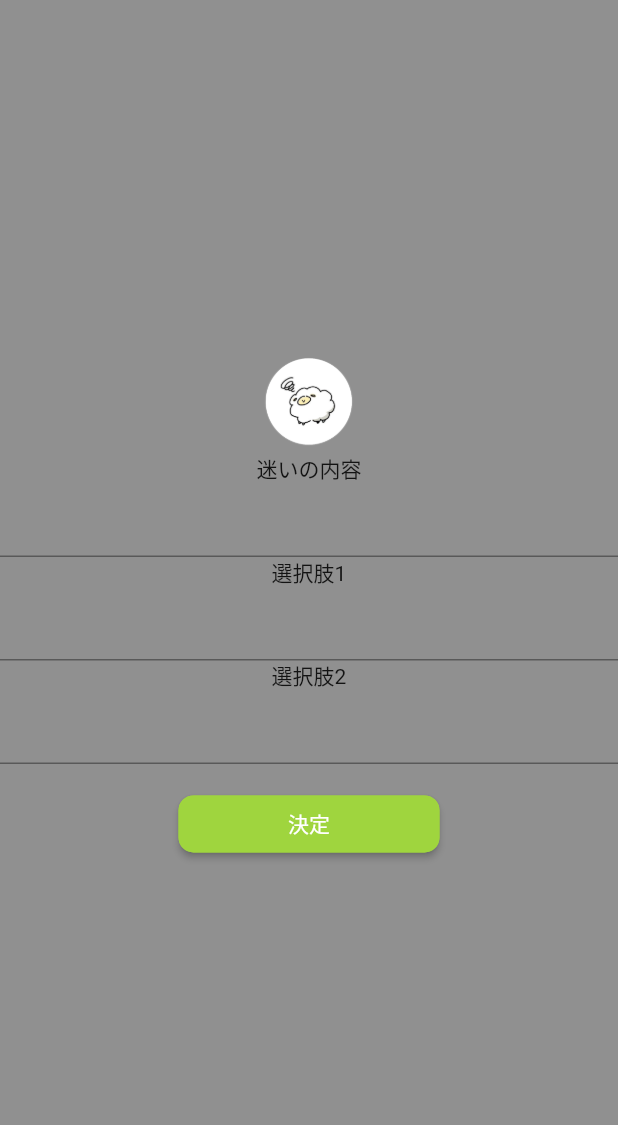
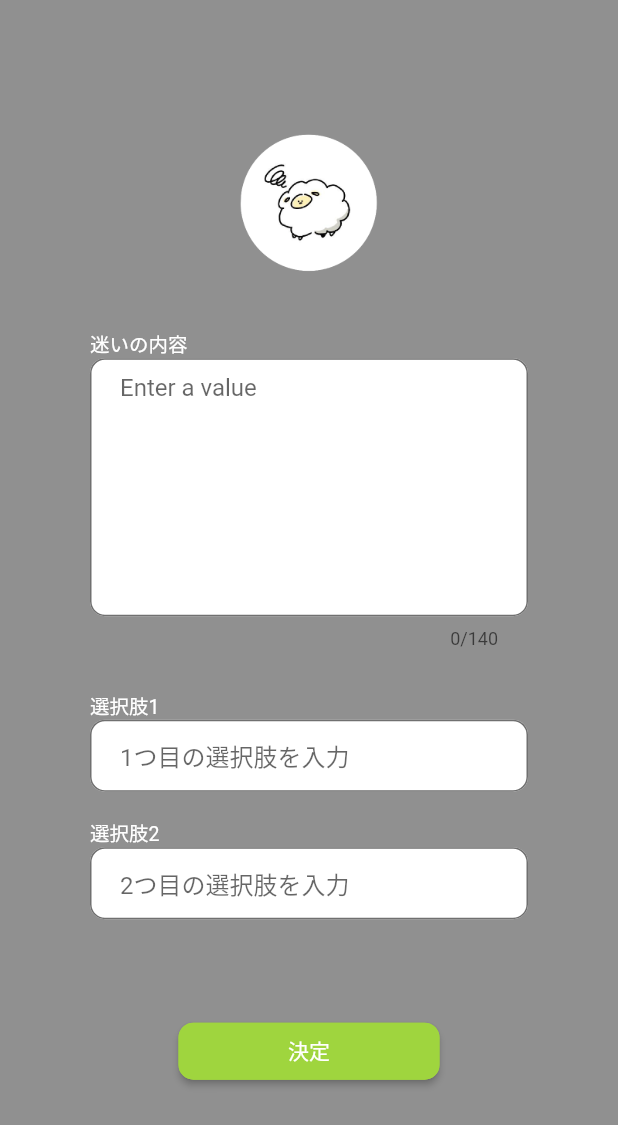
Before and after one commit to shun-shun123/tapiten_app, a Flutter app: the QuestionSheepPage screen opened by its route, on a phone screen of 412 x 824 dp. Shown: the top 1125 px of the screen. Run offline on Flutter 3.47's test engine with Material 2 defaults, Android fonts, the phone set to English and light mode, and no system bars; our stand-ins replace cloud_firestore, firebase_auth, firebase_core, google_sign_in, shared_preferences; accounts and stored records are empty.

Commit message:
レイアウトをモックに近づけた

```diff
--- a/lib/ui/question/question_sheep_page.dart
+++ b/lib/ui/question/question_sheep_page.dart
@@ -11,25 +11,107 @@ class _QuestionSheepPageState extends State<QuestionSheepPage> {
   Widget build(BuildContext context) {
     return Scaffold(
       backgroundColor: Color(0xff909090),
-      body: Column(
+      body: Padding(
+        padding: const EdgeInsets.symmetric(horizontal: 60),
+        child: Column(
           mainAxisAlignment: MainAxisAlignment.center,
           children: [
             Image.asset(
               'images/sheep.png',
-            width: 76,
+              width: 120,
             ),
-          Text('迷いの内容'),
-          TextFormField(),
-          Text('選択肢1'),
-          TextFormField(),
-          Text('選択肢2'),
-          TextFormField(),
+            SizedBox(height: 30),
+            Column(
+              mainAxisAlignment: MainAxisAlignment.center,
+              crossAxisAlignment: CrossAxisAlignment.start,
+              children: [
+                Text(
+                  '迷いの内容',
+                  style: kTitleTextStyle,
+                ),
+                TextFormField(
+                  style: kTextFormFieldTextStyle,
+                  decoration: kQuestionTextFormFieldDecoration,
+                  maxLines: 8,
+                  maxLength: 140,
+                ),
+                SizedBox(
+                  height: 28,
+                ),
+                Text(
+                  '選択肢1',
+                  style: kTitleTextStyle,
+                ),
+                TextFormField(
+                  style: kTextFormFieldTextStyle,
+                  decoration: kChoiceTextFormFieldDecoration.copyWith(
+                      hintText: '1つ目の選択肢を入力'),
+                ),
+                SizedBox(height: 18.0),
+                Text(
+                  '選択肢2',
+                  style: kTitleTextStyle,
+                ),
+                TextFormField(
+                  style: kTextFormFieldTextStyle,
+                  decoration: kChoiceTextFormFieldDecoration.copyWith(
+                      hintText: '2つ目の選択肢を入力'),
+                ),
+                SizedBox(height: 48),
+              ],
+            ),
             QuestionDecideButton(
               isFillForm: true,
               onPressed: () {},
             ),
           ],
         ),
+      ),
     );
   }
 }
+
+const kTitleTextStyle = TextStyle(
+  color: Colors.white,
+  fontSize: 13,
+);
+
+const kTextFormFieldTextStyle = TextStyle(
+  color: Color(0xff707070),
+);
+
+const kChoiceTextFormFieldDecoration = InputDecoration(
+  hintText: 'Enter a value',
+  fillColor: Colors.white,
+  filled: true,
+  contentPadding: EdgeInsets.symmetric(vertical: 10.0, horizontal: 20.0),
+  border: OutlineInputBorder(
+    borderRadius: BorderRadius.all(Radius.circular(10.0)),
+  ),
+  enabledBorder: OutlineInputBorder(
+    borderSide: BorderSide(color: Color(0xff707070), width: 1.0),
+    borderRadius: BorderRadius.all(Radius.circular(10.0)),
+  ),
+  focusedBorder: OutlineInputBorder(
+    borderSide: BorderSide(color: Color(0xff9FD53E), width: 2.0),
+    borderRadius: BorderRadius.all(Radius.circular(10.0)),
+  ),
+);
+
+const kQuestionTextFormFieldDecoration = InputDecoration(
+  hintText: 'Enter a value',
+  fillColor: Colors.white,
+  filled: true,
+  contentPadding: EdgeInsets.symmetric(vertical: 10.0, horizontal: 20.0),
+  border: OutlineInputBorder(
+    borderRadius: BorderRadius.all(Radius.circular(10.0)),
+  ),
+  enabledBorder: OutlineInputBorder(
+    borderSide: BorderSide(color: Color(0xff707070), width: 1.0),
+    borderRadius: BorderRadius.all(Radius.circular(10.0)),
+  ),
+  focusedBorder: OutlineInputBorder(
+    borderSide: BorderSide(color: Color(0xff9FD53E), width: 2.0),
+    borderRadius: BorderRadius.all(Radius.circular(10.0)),
+  ),
+);
```
Lines whose indentation alone changed are shown as unchanged.
